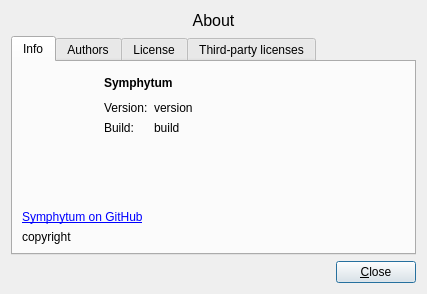
The window that ui/aboutdialog.ui (giowck/symphytum) describes before a commit, drawn with Qt 5.
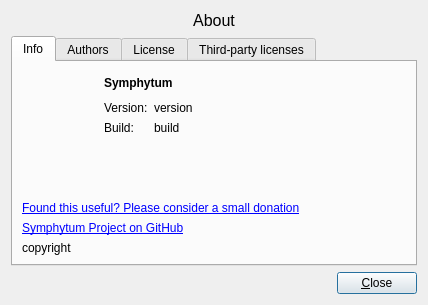
The same window after the commit. Icons and pictures are not drawn.

Commit message: Add donate actions to menu and info windows

Patch:
```diff
--- a/ui/aboutdialog.ui
+++ b/ui/aboutdialog.ui
@@ -9,8 +9,8 @@
    <rect>
     <x>0</x>
     <y>0</y>
-    <width>427</width>
-    <height>294</height>
+    <width>428</width>
+    <height>305</height>
    </rect>
   </property>
   <property name="windowTitle">
@@ -150,10 +150,23 @@
          </property>
         </spacer>
        </item>
+       <item>
+        <widget class="QLabel" name="label_7">
+         <property name="text">
+          <string>&lt;a href=&quot;https://github.com/giowck/symphytum/blob/master/doc/donate.md&quot;&gt;Found this useful? Please consider a small donation&lt;/a&gt;</string>
+         </property>
+         <property name="wordWrap">
+          <bool>true</bool>
+         </property>
+         <property name="openExternalLinks">
+          <bool>true</bool>
+         </property>
+        </widget>
+       </item>
        <item>
         <widget class="QLabel" name="label_6">
          <property name="text">
-          <string>&lt;a href=&quot;https://github.com/giowck/symphytum&quot;&gt;Symphytum on GitHub&lt;/a&gt;</string>
+          <string>&lt;a href=&quot;https://github.com/giowck/symphytum&quot;&gt;Symphytum Project on GitHub&lt;/a&gt;</string>
          </property>
          <property name="openExternalLinks">
           <bool>true</bool>
```
The commit also changes 4 other files.
